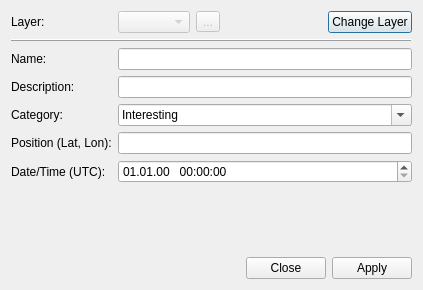
Qt form place_marker_dialog_base.ui (jrenken/qgis-PlaceMarker) before a commit.
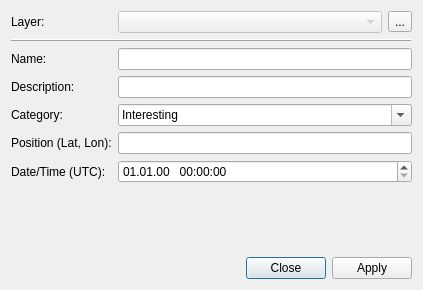
The same form after that commit. Custom widgets are drawn as their Qt base class.

The edit to the form file:
```diff
--- a/place_marker_dialog_base.ui
+++ b/place_marker_dialog_base.ui
@@ -27,7 +27,7 @@
       </widget>
      </item>
      <item row="0" column="1">
-      <layout class="QHBoxLayout" name="horizontalLayout" stretch="0,0,0,0">
+      <layout class="QHBoxLayout" name="horizontalLayout" stretch="0,0">
        <item>
         <widget class="QgsMapLayerComboBox" name="mMapLayerComboBox">
          <property name="enabled">
@@ -39,10 +39,7 @@
         </widget>
        </item>
        <item>
-        <widget class="QToolButton" name="toolButtonCreateNewLayer">
-         <property name="enabled">
-          <bool>false</bool>
-         </property>
+        <widget class="QToolButton" name="toolButtonChangeLayer">
          <property name="toolTip">
           <string>Create new memory layer</string>
          </property>
@@ -51,32 +48,6 @@
          </property>
         </widget>
        </item>
-       <item>
-        <spacer name="horizontalSpacer">
-         <property name="orientation">
-          <enum>Qt::Horizontal</enum>
-         </property>
-         <property name="sizeHint" stdset="0">
-          <size>
-           <width>40</width>
-           <height>20</height>
-          </size>
-         </property>
-        </spacer>
-       </item>
-       <item>
-        <widget class="QPushButton" name="pushButtonChangeLayer">
-         <property name="text">
-          <string>Change Layer</string>
-         </property>
-         <property name="checkable">
-          <bool>true</bool>
-         </property>
-         <property name="autoExclusive">
-          <bool>true</bool>
-         </property>
-        </widget>
-       </item>
       </layout>
      </item>
      <item row="1" column="0" colspan="2">
```
Left out of the diff: 32 changed lines with no effect on the pictures.
